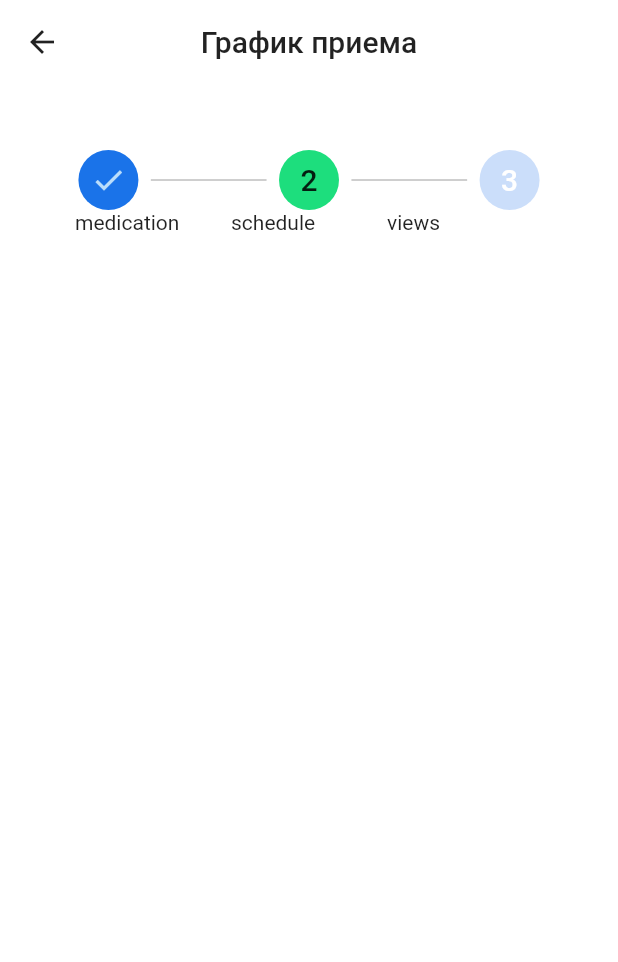
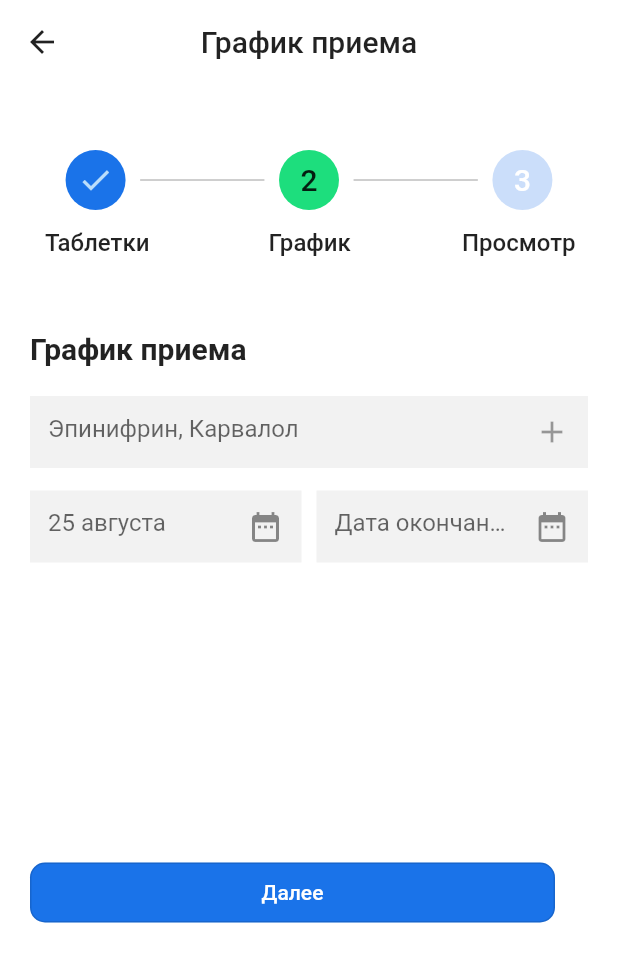
Before and after one commit to Zaykenov/solution_challenge, a Flutter app: the screen it shows after launch, on a phone screen of 412 x 824 dp. Shown: the top 962 px of the screen. Run offline on Flutter 3.47's test engine with Material 2 defaults, Android fonts, the light colour scheme and no system bars; our stand-ins replace speech_to_text.

Commit message:
updated pillSchedule design

```diff
--- a/lib/constants/colors/colors.dart
+++ b/lib/constants/colors.dart
@@ -1,3 +1,6 @@
 import 'package:flutter/material.dart';
 
+//Colors
 const mainColor = Color(0xFF1A73E9);
+
+//Input decoration
--- a/lib/main.dart
+++ b/lib/main.dart
@@ -1,7 +1,7 @@
 import 'package:flutter/material.dart';
 import 'package:solution_challenge/presentation_UI/screens/information_page.dart';
 import 'package:solution_challenge/presentation_UI/screens/login_page.dart';
-import 'package:solution_challenge/constants/colors/colors.dart';
+import 'package:solution_challenge/constants/colors.dart';
 import 'package:solution_challenge/presentation_UI/screens/drugsearch_page.dart';
 import 'package:solution_challenge/presentation_UI/screens/pillSchedule.dart';
 
--- a/lib/presentation_UI/screens/drugsearch_page.dart
+++ b/lib/presentation_UI/screens/drugsearch_page.dart
@@ -1,5 +1,5 @@
 import 'package:flutter/material.dart';
-import 'package:solution_challenge/constants/colors/colors.dart';
+import 'package:solution_challenge/constants/colors.dart';
 import 'package:speech_to_text/speech_to_text.dart' as stt;
 
 TextEditingController search = TextEditingController();
--- a/lib/presentation_UI/screens/information_page.dart
+++ b/lib/presentation_UI/screens/information_page.dart
@@ -1,6 +1,6 @@
 import 'package:flutter/material.dart';
 import 'package:solution_challenge/presentation_UI/widgets/appBarWidget.dart';
-import 'package:solution_challenge/constants/colors/colors.dart';
+import 'package:solution_challenge/constants/colors.dart';
 import 'package:solution_challenge/presentation_UI/widgets/buttonWidget.dart';
 import 'package:solution_challenge/presentation_UI/widgets/infoTextFieldWidget.dart';
 
--- a/lib/presentation_UI/screens/login_page.dart
+++ b/lib/presentation_UI/screens/login_page.dart
@@ -1,6 +1,6 @@
 import 'package:flutter/material.dart';
 import 'package:solution_challenge/presentation_UI/widgets/appBarWidget.dart';
-import 'package:solution_challenge/constants/colors/colors.dart';
+import 'package:solution_challenge/constants/colors.dart';
 import 'package:solution_challenge/presentation_UI/widgets/buttonWidget.dart';
 
 TextEditingController email = TextEditingController();
--- a/lib/presentation_UI/screens/pillSchedule.dart
+++ b/lib/presentation_UI/screens/pillSchedule.dart
@@ -1,6 +1,7 @@
 import 'package:flutter/material.dart';
-import 'package:solution_challenge/constants/colors/colors.dart';
+import 'package:solution_challenge/constants/colors.dart';
 import 'package:solution_challenge/presentation_UI/widgets/appBarWidget.dart';
+import 'package:solution_challenge/presentation_UI/widgets/buttonWidget.dart';
 
 class PillSchedulePage extends StatelessWidget {
   const PillSchedulePage({Key? key}) : super(key: key);
@@ -11,20 +12,22 @@ class PillSchedulePage extends StatelessWidget {
       appBar: const AppBarWidget(
         title: 'График приема',
       ),
-      body: Padding(
-        padding: const EdgeInsets.symmetric(horizontal: 50.0),
+      body: SingleChildScrollView(
         child: Column(
+          crossAxisAlignment: CrossAxisAlignment.start,
           mainAxisAlignment: MainAxisAlignment.start,
           children: <Widget>[
-            Row(
+            Padding(
+              padding: const EdgeInsets.symmetric(horizontal: 40.0),
+              child: Row(
                 children: <Widget>[
                   Expanded(
                     child: Column(
-                    children: [
+                      children: const [
                         CircleAvatar(
-                        child: Icon(Icons.check),
                           backgroundColor: mainColor,
                           radius: 20,
+                          child: Icon(Icons.check),
                         ),
                       ],
                     ),
@@ -40,8 +43,10 @@ class PillSchedulePage extends StatelessWidget {
                   ),
                   Expanded(
                     child: Column(
-                    children: [
+                      children: const [
                         CircleAvatar(
+                          backgroundColor: Color(0xFF1DDE7D),
+                          radius: 20,
                           child: Text(
                             '2',
                             style: TextStyle(
@@ -49,8 +54,6 @@ class PillSchedulePage extends StatelessWidget {
                                 fontSize: 20,
                                 fontWeight: FontWeight.w500),
                           ),
-                        backgroundColor: Color(0xFF1DDE7D),
-                        radius: 20,
                         ),
                       ],
                     ),
@@ -66,8 +69,10 @@ class PillSchedulePage extends StatelessWidget {
                   ),
                   Expanded(
                     child: Column(
-                    children: [
+                      children: const [
                         CircleAvatar(
+                          backgroundColor: Color(0xFFCBDEFA),
+                          radius: 20,
                           child: Text(
                             '3',
                             style: TextStyle(
@@ -75,21 +80,114 @@ class PillSchedulePage extends StatelessWidget {
                                 fontSize: 20,
                                 fontWeight: FontWeight.w500),
                           ),
-                        backgroundColor: Color(0xFFCBDEFA),
-                        radius: 20,
                         ),
                       ],
                     ),
                   ),
                 ],
               ),
+            ),
+            const SizedBox(
+              height: 12,
+            ),
+            Row(
+              children: const [
+                SizedBox(
+                  width: 30,
+                ),
+                Expanded(
+                  child: Text(
+                    'Таблетки',
+                    style: TextStyle(fontWeight: FontWeight.w500, fontSize: 16),
+                  ),
+                ),
+                SizedBox(
+                  width: 45,
+                ),
+                Expanded(
+                  child: Text(
+                    'График',
+                    style: TextStyle(fontWeight: FontWeight.w500, fontSize: 16),
+                  ),
+                ),
+                SizedBox(
+                  width: 25,
+                ),
+                Expanded(
+                  child: Text(
+                    'Просмотр',
+                    style: TextStyle(fontWeight: FontWeight.w500, fontSize: 16),
+                  ),
+                ),
+              ],
+            ),
+            SizedBox(
+              height: 50,
+            ),
+            Padding(
+              padding: const EdgeInsets.symmetric(horizontal: 20.0),
+              child: Column(
+                crossAxisAlignment: CrossAxisAlignment.start,
+                children: [
+                  Text(
+                    'График приема',
+                    style: TextStyle(fontSize: 20, fontWeight: FontWeight.w600),
+                  ),
+                  SizedBox(
+                    height: 20,
+                  ),
+                  TextField(
+                    decoration: InputDecoration(
+                      hintText: 'Эпинифрин, Карвалол',
+                      border: InputBorder.none,
+                      filled: true,
+                      fillColor: Color(0xFFF2F2F2),
+                      suffixIcon: IconButton(
+                        onPressed: null,
+                        icon: Icon(Icons.add),
+                      ),
+                    ),
+                  ),
+                  SizedBox(
+                    height: 15,
+                  ),
                   Row(
                     children: [
-                Expanded(child: Text('medication')),
-                Expanded(child: Text('schedule')),
-                Expanded(child: Text('views')),
+                      Expanded(
+                          child: TextField(
+                        decoration: InputDecoration(
+                          hintText: '25 августа',
+                          border: InputBorder.none,
+                          filled: true,
+                          fillColor: Color(0xFFF2F2F2),
+                          suffixIcon: Icon(Icons.date_range),
+                        ),
+                      )),
+                      SizedBox(
+                        width: 10,
+                      ),
+                      Expanded(
+                          child: TextField(
+                        decoration: InputDecoration(
+                          hintText: 'Дата окончания',
+                          border: InputBorder.none,
+                          filled: true,
+                          fillColor: Color(0xFFF2F2F2),
+                          suffixIcon: Icon(Icons.date_range),
+                        ),
+                      )),
                     ],
-            )
+                  ),
+                  SizedBox(
+                    height: 200,
+                  ),
+                  ButtonWidget(
+                      title: 'Далее',
+                      backgroundColor: mainColor,
+                      textColor: Colors.white)
+                ],
+              ),
+            ),
           ],
         ),
       ),
```
Lines whose indentation alone changed are shown as unchanged.
